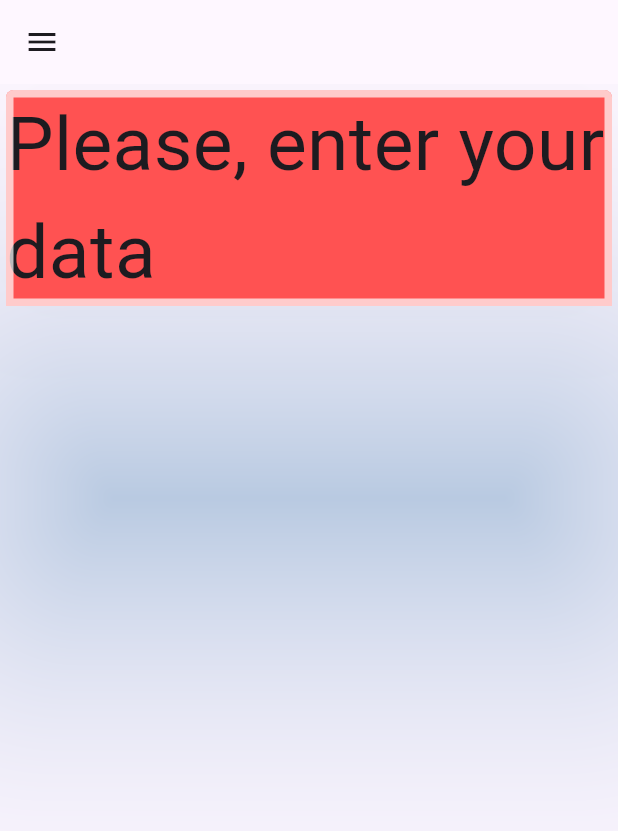
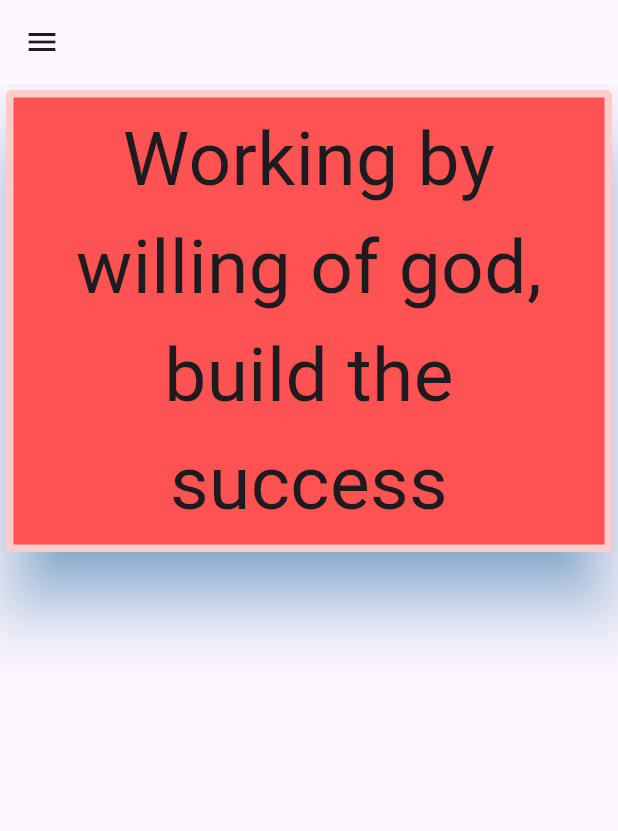
Before and after one commit to BadrEssalam/Card, a Flutter app: the screen it shows after launch, on a phone screen of 412 x 824 dp. Shown: the top 831 px of the screen. Run offline on Flutter 3.47's test engine with Material 3 defaults, Android fonts, the phone set to English and light mode, and no system bars.

Commit message:
make the Text widget contained inside a Container

```diff
--- a/lib/main.dart
+++ b/lib/main.dart
@@ -25,17 +25,17 @@ class CardAsContainer extends StatelessWidget{
         home: Scaffold(
           appBar : AppBar(),
           drawer: const Drawer(),
-          body: const Card(
-            elevation: 100,
+          body: Card(
+            elevation: 20,
             shadowColor: Colors.blue,
-            shape:   RoundedRectangleBorder(
+            shape: const RoundedRectangleBorder(
                 borderRadius: BorderRadius.vertical(top: Radius.circular(5)),
                 side: BorderSide(
                     color: Colors.white70,
                     width: 5
                 ) ),//Border.all(color: Colors.black12, width: 5, style: BorderStyle.solid, strokeAlign: BorderSide.strokeAlignOutside),
             color: Colors.redAccent,
-            child: Text("Please, enter your data", style: TextStyle(fontSize: 50)),
+            child: Container(margin: EdgeInsets.all(10), child: const Text("Working by willing of god, build the success",textAlign: TextAlign.center, style: TextStyle(fontSize: 50, ))),
           ),
         )
     );
```
